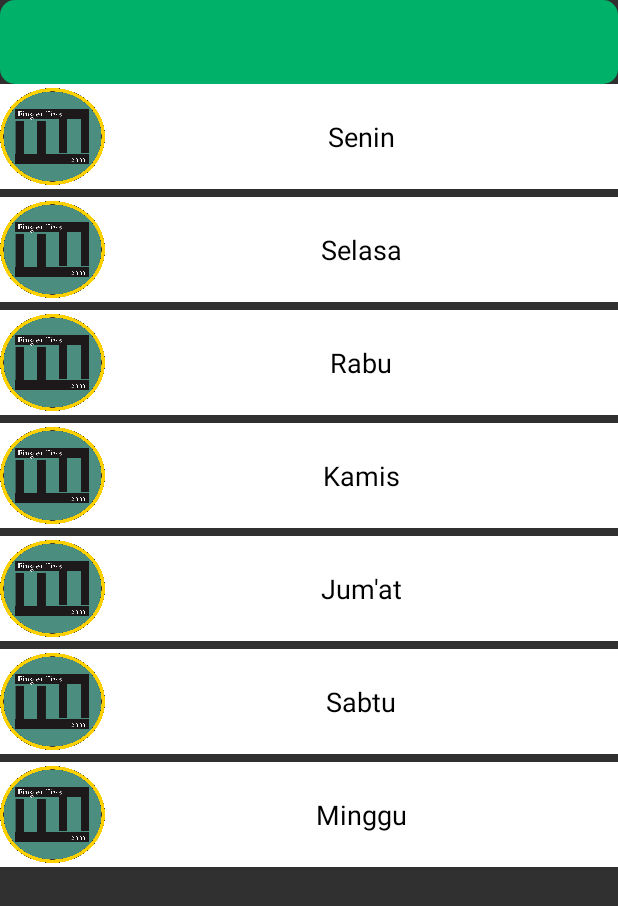
After one commit to syarwanarief/CekJadwalDokter, an Android app: the HariPrakter screen opened directly, with no data from a screen before it, on a phone screen of 412 x 824 dp. The commit adds this screen. Shown: the top 906 px of the screen. Run offline under Robolectric (Android 15) with nearby library versions, the phone set to English and light mode, and no system bars.

Commit message:
new disign

```diff
--- a/app/src/main/AndroidManifest.xml
+++ b/app/src/main/AndroidManifest.xml
@@ -18,7 +18,8 @@
         </activity>
         <activity android:name=".MenuUtama.Drawer" />
         <activity android:name=".DaftarDokterSpesialis.advent" />
-        <activity android:name=".InfoDokter.DokterGigi"></activity>
+        <activity android:name=".InfoDokter.DokterGigi" />
+        <activity android:name=".InfoDokter.HariPrakter"></activity>
     </application>
 
 </manifest>
--- a/app/src/main/java/mobile/project/cekjadwaldokter/DaftarDokterSpesialis/advent.java
+++ b/app/src/main/java/mobile/project/cekjadwaldokter/DaftarDokterSpesialis/advent.java
@@ -18,6 +18,7 @@ import java.util.ArrayList;
 import java.util.HashMap;
 
 import mobile.project.cekjadwaldokter.InfoDokter.DokterGigi;
+import mobile.project.cekjadwaldokter.InfoDokter.HariPrakter;
 import mobile.project.cekjadwaldokter.MenuUtama.Drawer;
 import mobile.project.cekjadwaldokter.R;
 
@@ -90,7 +91,7 @@ public class advent extends AppCompatActivity {
     }
 
     public void gigi(View view) {
-        Intent intent = new Intent(advent.this, DokterGigi.class);
+        Intent intent = new Intent(advent.this, HariPrakter.class);
         startActivity(intent);
     }
 }
--- /dev/null
+++ b/app/src/main/java/mobile/project/cekjadwaldokter/InfoDokter/HariPrakter.java
@@ -0,0 +1,18 @@
+package mobile.project.cekjadwaldokter.InfoDokter;
+
+import android.content.Intent;
+import android.support.v7.app.AppCompatActivity;
+import android.os.Bundle;
+import android.view.View;
+
+import mobile.project.cekjadwaldokter.R;
+
+public class HariPrakter extends AppCompatActivity {
+
+    @Override
+    protected void onCreate(Bundle savedInstanceState) {
+        super.onCreate(savedInstanceState);
+        setContentView(R.layout.activity_hari_prakter);
+    }
+
+}
--- a/app/src/main/res/drawable/round_bg.xml
+++ b/app/src/main/res/drawable-v24/bg_drawer.xml
@@ -2,7 +2,7 @@
 <shape  xmlns:android="http://schemas.android.com/apk/res/android">
 
     <solid
-        android:color="#66BB6A">
+        android:color="#00B16A">
 
     </solid>
     <padding
--- a/app/src/main/res/layout/activity_drawer.xml
+++ b/app/src/main/res/layout/activity_drawer.xml
@@ -16,8 +16,7 @@
         android:orientation="vertical"
         android:paddingLeft="10dp"
         android:paddingRight="10dp"
-
-        android:background="#FF008070">
+        android:background="#FFF">
 
         <include
             android:id="@+id/toolbar"
@@ -25,24 +24,32 @@
 
         <LinearLayout
             android:layout_width="match_parent"
-            android:layout_height="match_parent"
-            android:orientation="vertical">
+            android:layout_height="5dp">
+        </LinearLayout>
+
         <LinearLayout
             android:layout_width="match_parent"
-            android:layout_height="60dp"
+            android:layout_height="match_parent"
+            android:orientation="vertical"
+            android:background="#FFF">
+
+        <LinearLayout
+            android:layout_width="match_parent"
+            android:layout_height="80dp"
             android:layout_weight="1"
-            android:orientation="horizontal">
+            android:orientation="horizontal"
+            android:background="@drawable/round_bg">
             <ImageView
                 android:layout_width="match_parent"
                 android:layout_height="match_parent"
                 android:src="@drawable/icon_splash"/>
         </LinearLayout>
 
+
         <LinearLayout
             android:layout_width="match_parent"
             android:layout_height="0dp"
             android:layout_weight="1"
-            android:background="#FF008080"
             android:orientation="horizontal">
 
             <LinearLayout
@@ -54,8 +61,8 @@
                 <LinearLayout
                     android:layout_width="match_parent"
                     android:layout_height="match_parent"
-                    android:orientation="vertical"
-                    android:background="@drawable/round_bg">
+                    android:background="@drawable/round_bg"
+                    android:orientation="vertical">
 
                     <ImageView
                         android:layout_width="70dp"
@@ -85,9 +92,8 @@
                 <LinearLayout
                     android:layout_width="match_parent"
                     android:layout_height="match_parent"
-                    android:orientation="vertical"
-
-                    android:background="@drawable/round_bg">
+                    android:background="@drawable/round_bg"
+                    android:orientation="vertical">
 
                     <ImageView
                         android:layout_width="70dp"
@@ -111,13 +117,12 @@
                 android:layout_width="0dp"
                 android:layout_height="match_parent"
                 android:layout_margin="4dp"
-                android:layout_weight="1"
-
-                android:background="@drawable/round_bg">
+                android:layout_weight="1">
 
                 <LinearLayout
                     android:layout_width="match_parent"
                     android:layout_height="match_parent"
+                    android:background="@drawable/round_bg"
                     android:orientation="vertical">
 
                     <ImageView
@@ -149,12 +154,12 @@
                 android:layout_width="0dp"
                 android:layout_height="match_parent"
                 android:layout_margin="4dp"
-                android:layout_weight="1"
-                android:background="@drawable/round_bg">
+                android:layout_weight="1">
 
                 <LinearLayout
                     android:layout_width="match_parent"
                     android:layout_height="match_parent"
+                    android:background="@drawable/round_bg"
                     android:orientation="vertical">
 
                     <ImageView
@@ -179,12 +184,12 @@
                 android:layout_width="0dp"
                 android:layout_height="match_parent"
                 android:layout_margin="4dp"
-                android:layout_weight="1"
-                android:background="@drawable/round_bg">
+                android:layout_weight="1">
 
                 <LinearLayout
                     android:layout_width="match_parent"
                     android:layout_height="match_parent"
+                    android:background="@drawable/round_bg"
                     android:orientation="vertical">
 
                     <ImageView
@@ -209,12 +214,12 @@
                 android:layout_width="0dp"
                 android:layout_height="match_parent"
                 android:layout_margin="4dp"
-                android:layout_weight="1"
-                android:background="@drawable/round_bg">
+                android:layout_weight="1">
 
                 <LinearLayout
                     android:layout_width="match_parent"
                     android:layout_height="match_parent"
+                    android:background="@drawable/round_bg"
                     android:orientation="vertical">
 
                     <ImageView
@@ -222,12 +227,12 @@
                         android:layout_height="70dp"
                         android:layout_weight="1"
                         android:layout_gravity="center"
-                        android:src="@mipmap/ic_launcher" />
+                        android:src="@drawable/logo_rs_dkt" />
 
                     <TextView
                         android:layout_width="match_parent"
                         android:layout_height="wrap_content"
-                        android:text="RSIA Restu Bunda"
+                        android:text="RS. DKT"
                         android:textAlignment="center"
                         android:textColor="#000"
                         android:textSize="12dp"
@@ -246,12 +251,12 @@
                 android:layout_width="0dp"
                 android:layout_height="match_parent"
                 android:layout_margin="4dp"
-                android:layout_weight="1"
-                android:background="@drawable/round_bg">
+                android:layout_weight="1">
 
                 <LinearLayout
                     android:layout_width="match_parent"
                     android:layout_height="match_parent"
+                    android:background="@drawable/round_bg"
                     android:orientation="vertical">
 
                     <ImageView
@@ -264,7 +269,7 @@
                     <TextView
                         android:layout_width="match_parent"
                         android:layout_height="wrap_content"
-                        android:text="RSIA Puri Betik Hati"
+                        android:text="RS. Graha Husada"
                         android:textAlignment="center"
                         android:textColor="#000"
                         android:textSize="12dp"
@@ -276,12 +281,12 @@
                 android:layout_width="0dp"
                 android:layout_height="match_parent"
                 android:layout_margin="4dp"
-                android:layout_weight="1"
-                android:background="@drawable/round_bg">
+                android:layout_weight="1">
 
                 <LinearLayout
                     android:layout_width="match_parent"
                     android:layout_height="match_parent"
+                    android:background="@drawable/round_bg"
                     android:orientation="vertical">
 
                     <ImageView
@@ -294,7 +299,7 @@
                     <TextView
                         android:layout_width="match_parent"
                         android:layout_height="wrap_content"
-                        android:text="RS. Kartika"
+                        android:text="RS. Pertamina Bintang Amin"
                         android:textAlignment="center"
                         android:textColor="#000"
                         android:textSize="12dp"
@@ -306,12 +311,12 @@
                 android:layout_width="0dp"
                 android:layout_height="match_parent"
                 android:layout_margin="4dp"
-                android:layout_weight="1"
-                android:background="@drawable/round_bg">
+                android:layout_weight="1">
 
                 <LinearLayout
                     android:layout_width="match_parent"
                     android:layout_height="match_parent"
+                    android:background="@drawable/round_bg"
                     android:orientation="vertical">
 
                     <ImageView
@@ -332,19 +337,25 @@
                 </LinearLayout>
             </LinearLayout>
         </LinearLayout>
+<LinearLayout
+    android:layout_width="match_parent"
+    android:layout_height="0dp"
+    android:layout_weight="1"
+    android:orientation="horizontal">
 
+</LinearLayout>
         <LinearLayout
             android:layout_width="match_parent"
-            android:layout_height="0dp"
-            android:layout_weight="1"
+            android:layout_height="20dp"
             android:orientation="horizontal">
-
             <TextView
-                android:layout_width="wrap_content"
-                android:layout_height="wrap_content"
+                android:layout_width="match_parent"
+                android:layout_height="match_parent"
                 android:text="Aplikasi Ini Dibuat Untuk Membantu Masyarakat Lampung yang ingin mengetahui jadwal dokter spesialis untuk penanganan penyakit tertentu"
                 android:id="@+id/marquee"
-                android:padding="30dp"
+                android:textAlignment="textEnd"
+                android:textSize="14dp"
+                android:textColor="#000"
                 android:scrollHorizontally="true"
                 android:ellipsize="marquee"
                 android:marqueeRepeatLimit="marquee_forever"
--- /dev/null
+++ b/app/src/main/res/layout/activity_hari_prakter.xml
@@ -0,0 +1,238 @@
+<?xml version="1.0" encoding="utf-8"?>
+<android.support.v4.widget.DrawerLayout
+    xmlns:android="http://schemas.android.com/apk/res/android"
+    xmlns:app="http://schemas.android.com/apk/res-auto"
+    xmlns:tools="http://schemas.android.com/tools"
+    android:id="@+id/drawer"
+    android:layout_width="match_parent"
+    android:layout_height="match_parent"
+    android:fitsSystemWindows="true"
+    tools:context=".MenuUtama.Drawer">
+
+    <LinearLayout
+        android:layout_width="match_parent"
+        android:layout_height="match_parent"
+        android:measureWithLargestChild="false"
+        android:orientation="vertical">
+
+        <include
+            android:id="@+id/toolbar"
+            layout="@layout/layout_toolbar" />
+
+        <ScrollView
+            android:layout_width="fill_parent"
+            android:layout_height="fill_parent">
+
+            <LinearLayout
+                android:layout_width="match_parent"
+                android:layout_height="match_parent"
+                android:orientation="vertical">
+
+
+                <LinearLayout
+                    android:layout_width="match_parent"
+                    android:layout_height="match_parent"
+                    android:background="@color/colorPrimary">
+
+                    <LinearLayout
+                        android:layout_width="match_parent"
+                        android:layout_height="70dp"
+                        android:id="@+id/senin"
+                        android:background="#FFF">
+
+                        <ImageView
+                            android:layout_width="70dp"
+                            android:layout_height="70dp"
+                            android:src="@drawable/icon_splash"/>
+
+                        <TextView
+                            android:layout_width="match_parent"
+                            android:layout_height="match_parent"
+                            android:textSize="18dp"
+                            android:textColor="#000"
+                            android:gravity="center"
+                            android:text="Senin"
+                            tools:ignore="DuplicateIds" /></LinearLayout>
+                </LinearLayout>
+                <LinearLayout
+                    android:layout_width="match_parent"
+                    android:layout_height="5dp"></LinearLayout>
+
+                <LinearLayout
+                    android:layout_width="match_parent"
+                    android:layout_height="match_parent"
+                    android:background="@color/colorPrimary">
+
+                    <LinearLayout
+                        android:layout_width="match_parent"
+                        android:layout_height="70dp"
+                        android:background="#FFF">
+
+                        <ImageView
+                            android:layout_width="70dp"
+                            android:layout_height="70dp"
+                            android:src="@drawable/icon_splash"/>
+
+                        <TextView
+                            android:layout_width="match_parent"
+                            android:layout_height="match_parent"
+                            android:textSize="18dp"
+                            android:textColor="#000"
+                            android:gravity="center"
+                            android:text="Selasa"/></LinearLayout>
+                </LinearLayout>
+
+                <LinearLayout
+                    android:layout_width="match_parent"
+                    android:layout_height="5dp"></LinearLayout>
+
+                <LinearLayout
+                    android:layout_width="match_parent"
+                    android:layout_height="match_parent"
+                    android:background="@color/colorPrimary">
+
+                    <LinearLayout
+                        android:layout_width="match_parent"
+                        android:layout_height="70dp"
+                        android:background="#FFF">
+
+                        <ImageView
+                            android:layout_width="70dp"
+                            android:layout_height="70dp"
+                            android:src="@drawable/icon_splash"/>
+
+                        <TextView
+                            android:layout_width="match_parent"
+                            android:layout_height="match_parent"
+                            android:textSize="18dp"
+                            android:textColor="#000"
+                            android:gravity="center"
+                            android:text="Rabu"/></LinearLayout>
+                </LinearLayout>
+
+                <LinearLayout
+                    android:layout_width="match_parent"
+                    android:layout_height="5dp"></LinearLayout>
+
+                <LinearLayout
+                    android:layout_width="match_parent"
+                    android:layout_height="match_parent"
+                    android:background="@color/colorPrimary">
+
+                    <LinearLayout
+                        android:layout_width="match_parent"
+                        android:layout_height="70dp"
+                        android:background="#FFF">
+
+                        <ImageView
+                            android:layout_width="70dp"
+                            android:layout_height="70dp"
+                            android:src="@drawable/icon_splash"/>
+
+                        <TextView
+                            android:layout_width="match_parent"
+                            android:layout_height="match_parent"
+                            android:textSize="18dp"
+                            android:textColor="#000"
+                            android:gravity="center"
+                            android:text="Kamis"/></LinearLayout>
+                </LinearLayout>
+
+                <LinearLayout
+                    android:layout_width="match_parent"
+                    android:layout_height="5dp"></LinearLayout>
+
+                <LinearLayout
+                    android:layout_width="match_parent"
+                    android:layout_height="match_parent"
+                    android:background="@color/colorPrimary">
+
+                    <LinearLayout
+                        android:layout_width="match_parent"
+                        android:layout_height="70dp"
+                        android:background="#FFF">
+
+                        <ImageView
+                            android:layout_width="70dp"
+                            android:layout_height="70dp"
+                            android:src="@drawable/icon_splash"/>
+
+                        <TextView
+                            android:layout_width="match_parent"
+                            android:layout_height="match_parent"
+                            android:textSize="18dp"
+                            android:textColor="#000"
+                            android:gravity="center"
+                            android:text="Jum'at"/></LinearLayout>
+                </LinearLayout>
+
+                <LinearLayout
+                    android:layout_width="match_parent"
+                    android:layout_height="5dp"></LinearLayout>
+
+                <LinearLayout
+                    android:layout_width="match_parent"
+                    android:layout_height="match_parent"
+                    android:background="@color/colorPrimary">
+
+                    <LinearLayout
+                        android:layout_width="match_parent"
+                        android:layout_height="70dp"
+                        android:background="#FFF">
+
+                        <ImageView
+                            android:layout_width="70dp"
+                            android:layout_height="70dp"
+                            android:src="@drawable/icon_splash"/>
+
+                        <TextView
+                            android:layout_width="match_parent"
+                            android:layout_height="match_parent"
+                            android:textSize="18dp"
+                            android:textColor="#000"
+                            android:gravity="center"
+                            android:text="Sabtu"/></LinearLayout>
+                </LinearLayout>
+
+                <LinearLayout
+                    android:layout_width="match_parent"
+                    android:layout_height="5dp"></LinearLayout>
+
+                <LinearLayout
+                    android:layout_width="match_parent"
+                    android:layout_height="match_parent"
+                    android:background="@color/colorPrimary">
+
+                    <LinearLayout
+                        android:layout_width="match_parent"
+                        android:layout_height="70dp"
+                        android:background="#FFF">
+
+                        <ImageView
+                            android:layout_width="70dp"
+                            android:layout_height="70dp"
+                            android:src="@drawable/icon_splash"/>
+
+                        <TextView
+                            android:layout_width="match_parent"
+                            android:layout_height="match_parent"
+                            android:textSize="18dp"
+                            android:textColor="#000"
+                            android:gravity="center"
+                            android:text="Minggu"/></LinearLayout>
+                </LinearLayout>
+
+            </LinearLayout>
+
+        </ScrollView>
+
+    </LinearLayout>
+
+    <android.support.design.widget.NavigationView
+        android:id="@+id/navigation_view"
+        android:layout_width="wrap_content"
+        android:layout_height="match_parent"
+        android:layout_gravity="start"
+        app:headerLayout="@layout/layout_header"
+        app:menu="@menu/item_navigasi" />
+</android.support.v4.widget.DrawerLayout>
--- a/app/src/main/res/layout/activity_welcome.xml
+++ b/app/src/main/res/layout/activity_welcome.xml
@@ -7,7 +7,7 @@
 <RelativeLayout
     android:layout_width="match_parent"
     android:layout_height="match_parent"
-    android:background="#FF008080">
+    android:background="#2ECC71">
     <ImageView
         android:layout_width="200dp"
         android:layout_height="200dp"
--- a/app/src/main/res/layout/layout_header.xml
+++ b/app/src/main/res/layout/layout_header.xml
@@ -2,7 +2,7 @@
 <RelativeLayout xmlns:android="http://schemas.android.com/apk/res/android"
                 android:layout_width="match_parent"
                 android:layout_height="190dp"
-                android:background="#FF008080"
+                android:background="#00B16A"
                 android:orientation="vertical">
     <ImageView
         android:layout_width="match_parent"
--- a/app/src/main/res/layout/layout_toolbar.xml
+++ b/app/src/main/res/layout/layout_toolbar.xml
@@ -3,6 +3,6 @@
     xmlns:android="http://schemas.android.com/apk/res/android"
     android:layout_width="match_parent"
     android:layout_height="wrap_content"
-    android:background="@color/colorPrimary"
-    android:theme="@style/ThemeOverlay.AppCompat">
+    android:background="@drawable/bg_drawer"
+    android:theme="@style/Base.AlertDialog.AppCompat.Light">
 </android.support.v7.widget.Toolbar>
--- a/app/src/main/res/values/styles.xml
+++ b/app/src/main/res/values/styles.xml
@@ -1,8 +1,8 @@
 <resources>
     <!-- Base application theme. -->
     <style name="AppTheme" parent="Theme.AppCompat.NoActionBar">
-        <item name="colorPrimary">@color/colorPrimary</item>
-        <item name="colorPrimaryDark">@color/colorPrimaryDark</item>
+        <item name="colorPrimary">@color/common_google_signin_btn_text_dark_disabled</item>
+        <item name="colorPrimaryDark">@color/common_google_signin_btn_text_dark_disabled</item>
         <item name="colorAccent">@color/colorAccent</item>
         <!-- Customize your theme here. -->
     </style>
```
Also changed, not shown: 1 other file.
